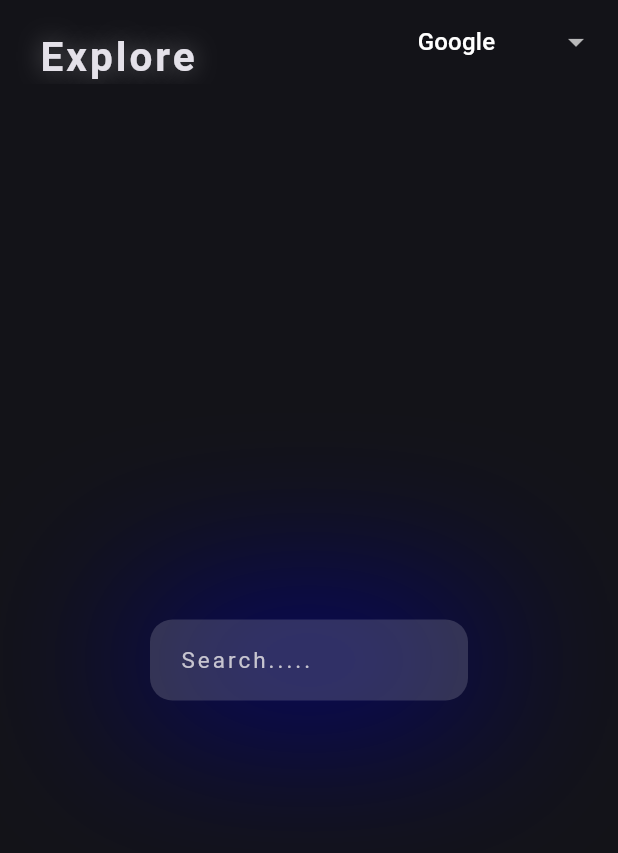
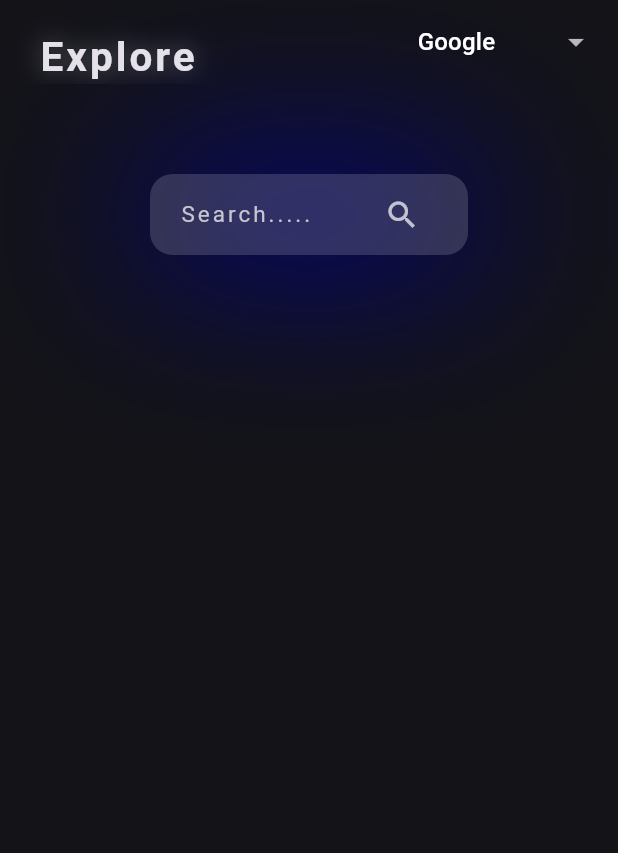
Before and after one commit to rituraj-z/search_explore, a Flutter app: the screen it shows after launch, on a phone screen of 412 x 824 dp. Shown: the top 853 px of the screen. Run offline on Flutter 3.47's test engine with Material 3 defaults, Android fonts, the phone set to English and light mode, and no system bars.

Commit message:
Update search_bar.dart and added more features

```diff
--- a/lib/search_bar.dart
+++ b/lib/search_bar.dart
@@ -1,9 +1,17 @@
 import 'package:flutter/material.dart';
 import 'package:url_launcher/url_launcher_string.dart';
+import 'dart:convert';
+import 'package:http/http.dart' as http;
+import 'package:search_explore/search_engine_enum.dart'; // Import the new enum file
 
 class Searchbar extends StatefulWidget {
+  final SearchEngine selectedEngine; // Use the imported SearchEngine
+  final Function(String query) onSearch;
+
   const Searchbar({
     super.key,
+    required this.selectedEngine,
+    required this.onSearch,
   });
 
   @override
@@ -12,23 +20,68 @@ class Searchbar extends StatefulWidget {
 
 class _SearchbarState extends State<Searchbar> {
   final _txtcontroller = TextEditingController();
-  void search() async {
+  List<String> _suggestions = [];
+  bool _isLoadingSuggestions = false;
+
+  @override
+  void initState() {
+    super.initState();
+    _txtcontroller.addListener(_onSearchQueryChanged);
+  }
+
+  @override
+  void dispose() {
+    _txtcontroller.removeListener(_onSearchQueryChanged);
+    _txtcontroller.dispose();
+    super.dispose();
+  }
+
+  void _onSearchQueryChanged() {
     final query = _txtcontroller.text;
     if (query.isNotEmpty) {
-      final url = 'https://www.google.com/search?q=$query';
-      if (await canLaunchUrlString(url)) {
-        await launchUrlString(url);
+      _fetchSuggestions(query);
     } else {
-        throw 'Could not launch $url';
+      setState(() {
+        _suggestions = [];
+      });
     }
+  }
+
+  Future<void> _fetchSuggestions(String query) async {
+    setState(() {
+      _isLoadingSuggestions = true;
+    });
+
+    String suggestionUrl = 'http://suggestqueries.google.com/complete/search?client=firefox&q=$query';
+
+    try {
+      final response = await http.get(Uri.parse(suggestionUrl));
+      if (response.statusCode == 200) {
+        final List<dynamic> data = jsonDecode(response.body);
+        if (data.length > 1 && data[1] is List) {
+          setState(() {
+            _suggestions = List<String>.from(data[1]);
+          });
+        }
+      } else {
+        debugPrint('Failed to load suggestions: ${response.statusCode}');
+      }
+    } catch (e) {
+      debugPrint('Error fetching suggestions: $e');
+    } finally {
+      setState(() {
+        _isLoadingSuggestions = false;
+      });
     }
   }
 
   @override
   Widget build(BuildContext context) {
-    return Center(
+    return Column(
+      children: [
+        Padding(
+          padding: const EdgeInsets.symmetric(horizontal: 100, vertical: 60),
           child: Container(
-        margin: const EdgeInsets.symmetric(horizontal: 100, vertical: 60),
             padding: const EdgeInsets.symmetric(horizontal: 20, vertical: 3),
             decoration: BoxDecoration(
               borderRadius: BorderRadius.circular(15),
@@ -39,18 +92,58 @@ class _SearchbarState extends State<Searchbar> {
                   spreadRadius: 10,
                   color: Color.fromARGB(255, 0, 0, 132),
                 ),
-            ]),
+              ],
+            ),
+            child: Row(
+              children: [
+                Expanded(
                   child: TextField(
                     controller: _txtcontroller,
                     onSubmitted: (value) {
-            search();
+                      widget.onSearch(value);
                     },
                     decoration: const InputDecoration(
                       border: InputBorder.none,
                       hintText: 'Search.....',
-              hintStyle: TextStyle(letterSpacing: 2, fontSize: 15)),
+                      hintStyle: TextStyle(letterSpacing: 2, fontSize: 15),
                     ),
                   ),
+                ),
+                IconButton(
+                  icon: const Icon(Icons.search, color: Colors.white70),
+                  onPressed: () => widget.onSearch(_txtcontroller.text),
+                ),
+              ],
+            ),
+          ),
+        ),
+        if (_suggestions.isNotEmpty && !_isLoadingSuggestions && _txtcontroller.text.isNotEmpty)
+          Expanded(
+            child: ListView.builder(
+              shrinkWrap: true,
+              itemCount: _suggestions.length,
+              itemBuilder: (context, index) {
+                return ListTile(
+                  title: Text(_suggestions[index], style: const TextStyle(color: Colors.white70)),
+                  onTap: () {
+                    _txtcontroller.text = _suggestions[index];
+                    widget.onSearch(_suggestions[index]);
+                    setState(() {
+                      _suggestions = [];
+                    });
+                  },
+                );
+              },
+            ),
+          ),
+        if (_isLoadingSuggestions)
+          const Padding(
+            padding: EdgeInsets.all(8.0),
+            child: CircularProgressIndicator(
+              valueColor: AlwaysStoppedAnimation<Color>(Colors.white70),
+            ),
+          ),
+      ],
     );
   }
 }
```
Lines whose indentation alone changed are shown as unchanged.
